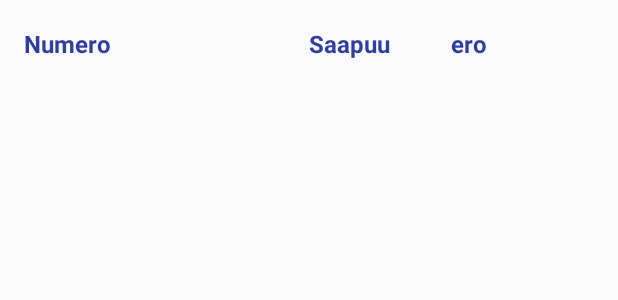
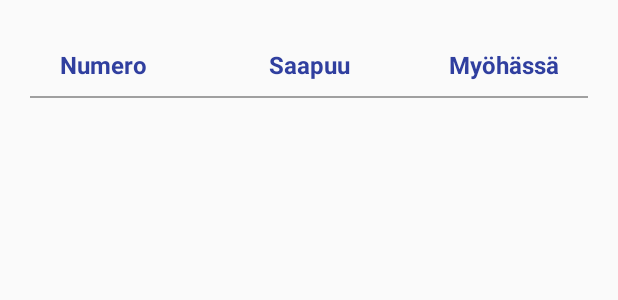
Before and after one commit to sohlbtom/JSONParsing, an Android app: the layout activity_train_per_station.xml on its own in the app's theme, with its tools: preview values and no code run, on a phone screen of 412 x 824 dp. Shown: the top 300 px of the screen. Run offline under Robolectric (Android 15) with nearby library versions, the phone set to English and light mode, and no system bars.

Commit message:
Layout muutettu

```diff
--- a/app/src/main/res/layout/activity_train_per_station.xml
+++ b/app/src/main/res/layout/activity_train_per_station.xml
@@ -1,26 +1,30 @@
 <?xml version="1.0" encoding="utf-8"?>
-<RelativeLayout xmlns:android="http://schemas.android.com/apk/res/android"
+<LinearLayout xmlns:android="http://schemas.android.com/apk/res/android"
     xmlns:tools="http://schemas.android.com/tools"
     android:id="@+id/activity_train_per_station"
     android:layout_width="match_parent"
     android:layout_height="match_parent"
-    android:paddingBottom="@dimen/activity_vertical_margin"
-    android:paddingLeft="@dimen/activity_horizontal_margin"
-    android:paddingRight="@dimen/activity_horizontal_margin"
-    android:paddingTop="@dimen/activity_vertical_margin"
-    tools:context="com.example.android.jsonparsing.TrainPerStation">
+    android:orientation="vertical"
+    android:paddingLeft="20dp"
+    android:paddingRight="20dp"
+    tools:context="com.example.android.jsonparsing.TrainPerStation"
+    >
     <LinearLayout
         android:layout_width="match_parent"
         android:layout_height="wrap_content"
-        android:layout_marginBottom="6dp"
+        android:paddingTop="30dp"
+        android:paddingLeft="20dp"
+        android:paddingRight="20dp"
+        android:paddingBottom="10dp"
         >
+
     <TextView
         android:id="@+id/header"
         android:layout_width="0dp"
-        android:layout_weight="2"
+        android:layout_weight="1"
         android:layout_height="wrap_content"
         android:text="Numero"
-
+        android:gravity="left"
         android:paddingTop="2dp"
         android:textColor="@color/colorPrimaryDark"
         android:textSize="16sp"
@@ -32,7 +36,7 @@
         android:layout_weight="1"
         android:layout_height="wrap_content"
         android:text="Saapuu"
-
+        android:gravity="center"
         android:paddingTop="2dp"
         android:textColor="@color/colorPrimaryDark"
         android:textSize="16sp"
@@ -43,19 +47,24 @@
         android:layout_width="0dp"
         android:layout_weight="1"
         android:layout_height="wrap_content"
-        android:text="ero"
-
-        android:paddingTop="2dip"
+        android:text="Myöhässä"
+        android:gravity="right"
+        android:paddingTop="2dp"
         android:textColor="@color/colorPrimaryDark"
         android:textSize="16sp"
         android:textStyle="bold" />
         />
     </LinearLayout>
 
+    <View android:layout_height="1dip"
+        android:layout_width="fill_parent"
+        android:background="#A0A0A0"
+        android:paddingLeft="20dp"
+        android:paddingRight="20dp"/>
 
     <ListView
         android:id="@+id/list2"
         android:layout_width="fill_parent"
         android:layout_height="wrap_content" />
 
-</RelativeLayout>
+</LinearLayout>
--- a/app/src/main/res/values/styles.xml
+++ b/app/src/main/res/values/styles.xml
@@ -1,7 +1,7 @@
 <resources>
 
     <!-- Base application theme. -->
-    <style name="AppTheme" parent="Theme.AppCompat.Light.DarkActionBar">
+    <style name="AppTheme" parent="Theme.AppCompat.Light.NoActionBar">
         <!-- Customize your theme here. -->
         <item name="colorPrimary">@color/colorPrimary</item>
         <item name="colorPrimaryDark">@color/colorPrimaryDark</item>
```
Also changed, not shown: app/src/main/java/com/example/android/jsonparsing/MainActivity.java (+6 -6 lines), app/src/main/java/com/example/android/jsonparsing/TrainPerStation.java (+14 -3 lines), app/src/main/res/layout/list_station.xml (+3 -4 lines), app/src/main/res/layout/list_train.xml (+16 -11 lines), app/src/main/res/layout/station_item.xml (deleted, +0 -16 lines).
